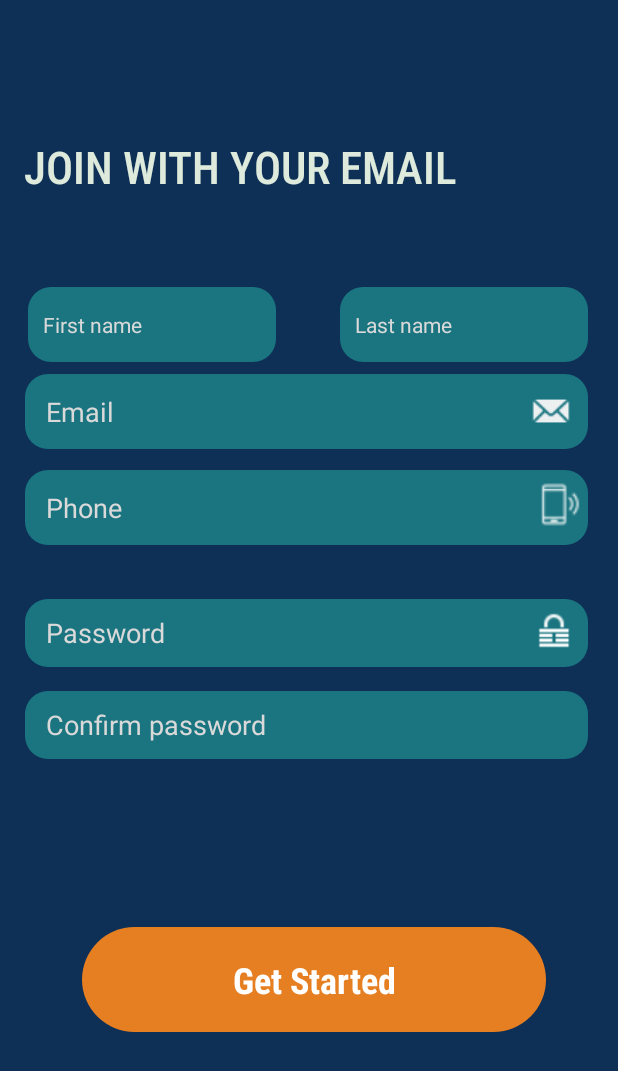
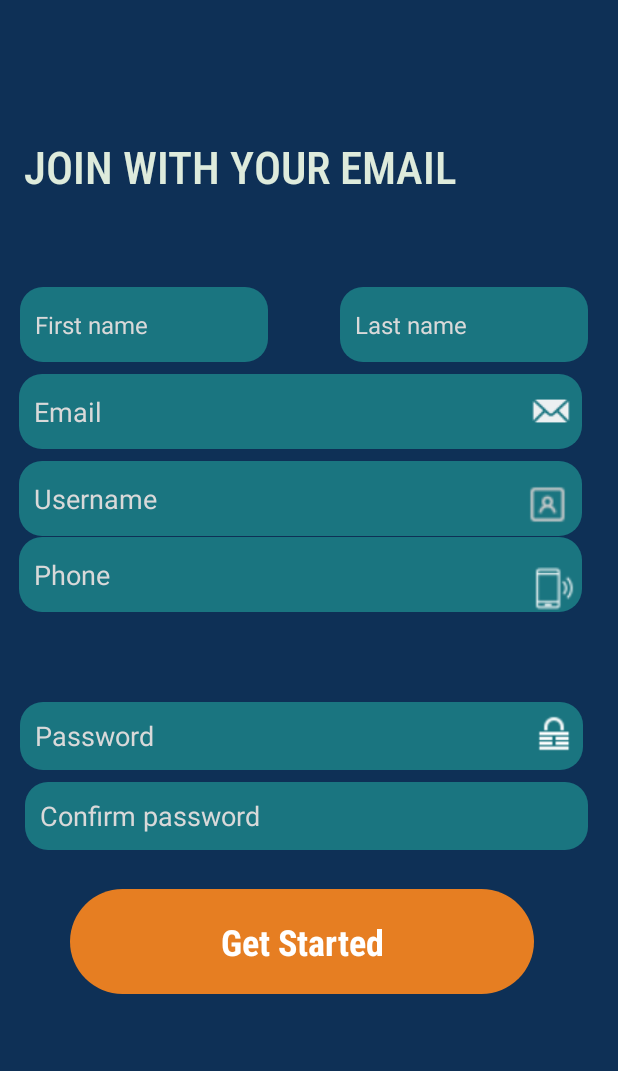
Before and after one commit to PseudoInsanity/Aasfalis, an Android app: the fragment RegisterFragment shown on its own in the app's theme, on a phone screen of 412 x 824 dp. Shown: the top 1071 px of the screen. Run offline under Robolectric (Android 15) with nearby library versions, the phone set to English and light mode, and no system bars; our stand-ins replace Firebase (no records; nobody signed in at launch, a user with empty details on screens opened directly); Roboto replaces fonts that are not available here.

```diff
--- a/app/src/main/java/com/softwareengineering/aasfalis/client/Database.java
+++ b/app/src/main/java/com/softwareengineering/aasfalis/client/Database.java
@@ -29,9 +29,10 @@ public class Database {
         return currentName;
     }
 
-    public void addUser(String id, String fName, String lName, String eMail){
+    public void addUser(String id, String fName, String lName, String eMail, String username){
         Map<String, Object> user = new HashMap<>();
         user.put("userid", id);
+        user.put("username", username);
         user.put("firstName", fName);
         user.put("lastName", lName);
         user.put("email", eMail);
@@ -102,6 +103,7 @@ public class Database {
                         friend.put("firstName", Objects.requireNonNull(document.get("firstName")));
                         friend.put("lastName", Objects.requireNonNull(document.get("lastName")));
                         friend.put("eMail", Objects.requireNonNull(document.get("email")));
+                        friend.put("username", Objects.requireNonNull(document.get("username")));
 
                         db.collection("users").document(FirebaseAuth.getInstance().getCurrentUser().getEmail()).collection("friends").document(newFriend.geteMail())
                                 .set(friend)
--- a/app/src/main/java/com/softwareengineering/aasfalis/fragments/RegisterFragment.java
+++ b/app/src/main/java/com/softwareengineering/aasfalis/fragments/RegisterFragment.java
@@ -31,13 +31,14 @@ import static android.content.ContentValues.TAG;
 
 public class RegisterFragment extends Fragment {
     private Button registerBtn;
-    private EditText emailTxt, passwordTxt, confirmTxt, firstNameTxt, lastNameTxt, phoneTxt;
+    private EditText emailTxt, passwordTxt, confirmTxt, firstNameTxt, lastNameTxt, phoneTxt, usernameTxt;
     private FirebaseAuth authUser;
     private Database database = new Database();
     private String eMail;
     private String firstName;
     private String lastName;
     private String phone;
+    private String username;
 
 
     @Override
@@ -51,6 +52,7 @@ public class RegisterFragment extends Fragment {
         firstNameTxt = view.findViewById(R.id.firstNameTxt);
         lastNameTxt = view.findViewById(R.id.lastNameTxt);
         phoneTxt = view.findViewById(R.id.phoneTxt);
+        usernameTxt = view.findViewById(R.id.usernameTxt);
 
         authUser = FirebaseAuth.getInstance();
         database = new Database();
@@ -68,6 +70,8 @@ public class RegisterFragment extends Fragment {
             firstName = firstNameTxt.getText().toString();
             lastName = lastNameTxt.getText().toString();
             phone = phoneTxt.getText().toString();
+            username = usernameTxt.getText().toString();
+
 
             if (isEmailValid(eMail) && isPasswordValid(passw) && passw.equals(confirmPass)
                     && !firstName.isEmpty() && !lastName.isEmpty() && isPhoneMatching(phone)) {
@@ -120,7 +124,7 @@ public class RegisterFragment extends Fragment {
                         database.addUser(userID, firstName, lastName, eMail, phone);
 
                         user.sendEmailVerification();
-                        database.addUser(user.getUid(), firstNameTxt.getText().toString(), lastNameTxt.getText().toString(), user.getEmail());
+                        database.addUser(user.getUid(), firstNameTxt.getText().toString(), lastNameTxt.getText().toString(), user.getEmail(), usernameTxt.getText().toString());
 
                         Toast.makeText(getContext(), "Verification mail sent!",
                                 Toast.LENGTH_LONG).show();
--- a/app/src/main/res/layout/fragment_register.xml
+++ b/app/src/main/res/layout/fragment_register.xml
@@ -12,14 +12,18 @@
         android:id="@+id/firstNameTxt"
         android:layout_width="165dp"
         android:layout_height="50dp"
+        android:layout_marginStart="8dp"
         android:layout_marginTop="60dp"
         android:layout_marginEnd="228dp"
         android:background="@drawable/my_edit_text"
-        android:hint="   First name"
+        android:hint="First name"
+        android:padding="10dp"
+        android:singleLine="true"
         android:textAlignment="textStart"
         android:textColorHint="#d9d9d9"
-        android:textSize="14sp"
+        android:textSize="16sp"
         app:layout_constraintEnd_toEndOf="parent"
+        app:layout_constraintStart_toStartOf="parent"
         app:layout_constraintTop_toBottomOf="@+id/textView5" />
 
     <EditText
@@ -29,11 +33,15 @@
         android:layout_marginStart="8dp"
         android:layout_marginTop="60dp"
         android:layout_marginEnd="20dp"
+        android:layout_marginBottom="8dp"
         android:background="@drawable/my_edit_text"
-        android:hint="   Last name"
+        android:hint="Last name"
+        android:padding="10dp"
+        android:singleLine="true"
         android:textAlignment="textStart"
         android:textColorHint="#d9d9d9"
-        android:textSize="14sp"
+        android:textSize="16sp"
+        app:layout_constraintBottom_toTopOf="@+id/emailTxt"
         app:layout_constraintEnd_toEndOf="parent"
         app:layout_constraintHorizontal_bias="1.0"
         app:layout_constraintStart_toEndOf="@+id/firstNameTxt"
@@ -43,37 +51,46 @@
         android:id="@+id/passwordTxt"
         android:layout_width="375dp"
         android:layout_height="45dp"
-        android:layout_marginTop="100dp"
+        android:layout_marginStart="8dp"
+        android:layout_marginTop="468dp"
         android:layout_marginEnd="20dp"
         android:background="@drawable/my_edit_text"
         android:gravity="center"
-
-        android:hint="   Password"
+        android:hint="Password"
+        android:padding="10dp"
+        android:singleLine="true"
         android:textAlignment="textStart"
         android:textColorHint="#d9d9d9"
         app:layout_constraintEnd_toEndOf="parent"
-        app:layout_constraintTop_toBottomOf="@+id/emailTxt" />
+        app:layout_constraintHorizontal_bias="0.625"
+        app:layout_constraintStart_toStartOf="parent"
+        app:layout_constraintTop_toTopOf="parent" />
 
     <EditText
         android:id="@+id/confirmTxt"
         android:layout_width="375dp"
         android:layout_height="45dp"
-        android:layout_marginTop="16dp"
+        android:layout_marginStart="8dp"
+        android:layout_marginTop="8dp"
         android:layout_marginEnd="20dp"
         android:background="@drawable/my_edit_text"
-        android:hint="   Confirm password"
+        android:hint="Confirm password"
+        android:padding="10dp"
+        android:singleLine="true"
         android:textAlignment="textStart"
         android:textColorHint="#d9d9d9"
         app:layout_constraintEnd_toEndOf="parent"
+        app:layout_constraintHorizontal_bias="1.0"
+        app:layout_constraintStart_toStartOf="parent"
         app:layout_constraintTop_toBottomOf="@+id/passwordTxt" />
 
     <Button
         android:id="@+id/registerBtn"
         android:layout_width="309dp"
         android:layout_height="70dp"
-        android:layout_marginTop="8dp"
-        android:layout_marginEnd="48dp"
-        android:layout_marginBottom="136dp"
+        android:layout_marginTop="24dp"
+        android:layout_marginEnd="56dp"
+        android:layout_marginBottom="8dp"
         android:background="@drawable/my_button"
         android:backgroundTint="@color/buttonOrange"
         android:fontFamily="sans-serif-condensed"
@@ -85,33 +102,62 @@
         app:layout_constraintBottom_toBottomOf="parent"
         app:layout_constraintEnd_toEndOf="parent"
         app:layout_constraintTop_toBottomOf="@+id/confirmTxt"
-        app:layout_constraintVertical_bias="1.0" />
+        app:layout_constraintVertical_bias="0.014" />
 
     <EditText
         android:id="@+id/emailTxt"
         android:layout_width="375dp"
         android:layout_height="50dp"
+        android:layout_marginStart="8dp"
         android:layout_marginTop="8dp"
         android:layout_marginEnd="20dp"
         android:background="@drawable/my_edit_text"
-        android:hint="   Email"
+        android:hint="Email"
+        android:padding="10dp"
+        android:singleLine="true"
         android:textAlignment="textStart"
         android:textColorHint="#d9d9d9"
         app:layout_constraintEnd_toEndOf="parent"
+        app:layout_constraintStart_toStartOf="parent"
         app:layout_constraintTop_toBottomOf="@+id/firstNameTxt" />
+
+
+    <EditText
+        android:id="@+id/usernameTxt"
+        android:layout_width="375dp"
+        android:layout_height="50dp"
+        android:layout_marginStart="8dp"
+        android:layout_marginTop="8dp"
+        android:layout_marginEnd="20dp"
+        android:layout_marginBottom="8dp"
+        android:background="@drawable/my_edit_text"
+        android:hint="Username"
+        android:padding="10dp"
+        android:singleLine="true"
+        android:textAlignment="textStart"
+        android:textColorHint="#d9d9d9"
+        app:layout_constraintBottom_toTopOf="@+id/phoneTxt"
+        app:layout_constraintEnd_toEndOf="parent"
+        app:layout_constraintStart_toStartOf="parent"
+        app:layout_constraintTop_toBottomOf="@+id/emailTxt"
+        app:layout_constraintVertical_bias="0.0" />
 
     <EditText
         android:id="@+id/phoneTxt"
         android:layout_width="375dp"
         android:layout_height="50dp"
-        android:layout_marginTop="72dp"
+        android:layout_marginStart="8dp"
         android:layout_marginEnd="20dp"
+        android:layout_marginBottom="60dp"
         android:background="@drawable/my_edit_text"
-        android:hint="   Phone"
+        android:hint="Phone"
+        android:padding="10dp"
+        android:singleLine="true"
         android:textAlignment="textStart"
         android:textColorHint="#d9d9d9"
+        app:layout_constraintBottom_toTopOf="@+id/passwordTxt"
         app:layout_constraintEnd_toEndOf="parent"
-        app:layout_constraintTop_toBottomOf="@+id/firstNameTxt" />
+        app:layout_constraintStart_toStartOf="parent" />
 
     <TextView
         android:id="@+id/textView5"
@@ -122,7 +168,6 @@
         android:layout_marginEnd="8dp"
         android:layout_marginBottom="8dp"
         android:fontFamily="sans-serif-condensed-light"
-
         android:text="join with your email"
         android:textAllCaps="true"
         android:textColor="#DEEBDC "
@@ -159,10 +204,20 @@
         android:id="@+id/imageView2"
         android:layout_width="30dp"
         android:layout_height="35dp"
-        android:layout_marginTop="32dp"
-        android:layout_marginEnd="24dp"
+        android:layout_marginTop="88dp"
+        android:layout_marginEnd="28dp"
         app:layout_constraintEnd_toEndOf="parent"
         app:layout_constraintTop_toBottomOf="@+id/imageView4"
         app:srcCompat="@drawable/phone" />
 
+    <ImageView
+        android:id="@+id/imageView5"
+        android:layout_width="30dp"
+        android:layout_height="35dp"
+        android:layout_marginTop="32dp"
+        android:layout_marginEnd="32dp"
+        app:layout_constraintEnd_toEndOf="parent"
+        app:layout_constraintTop_toBottomOf="@+id/imageView4"
+        app:srcCompat="@drawable/username" />
+
 </android.support.constraint.ConstraintLayout>
```
